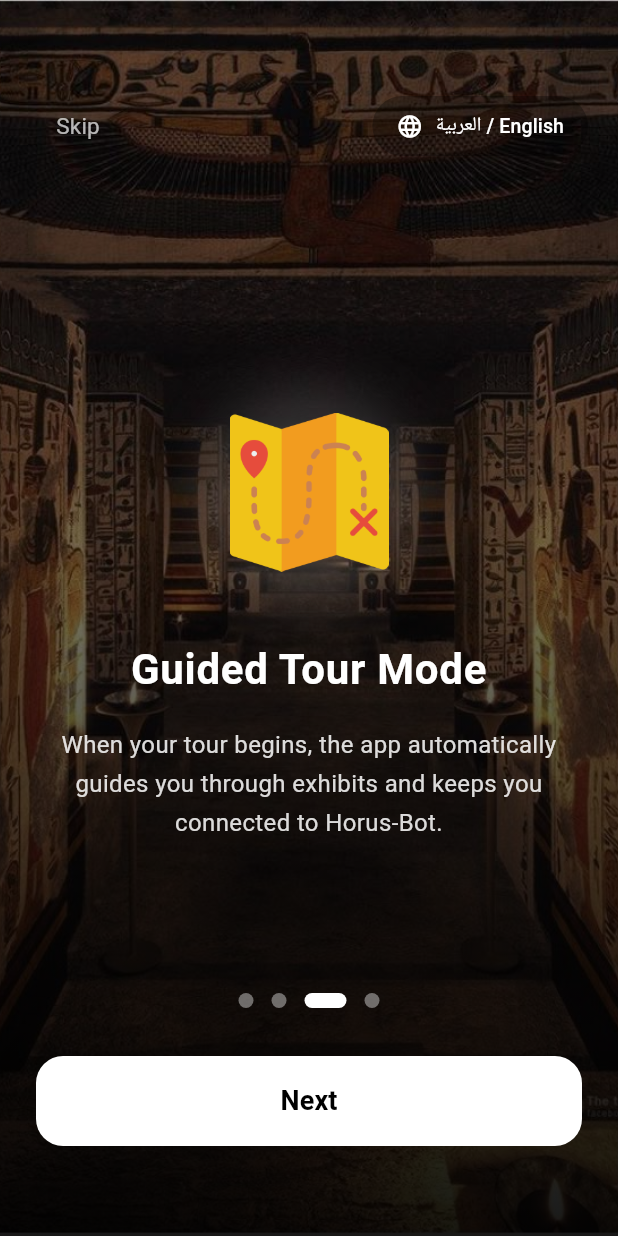
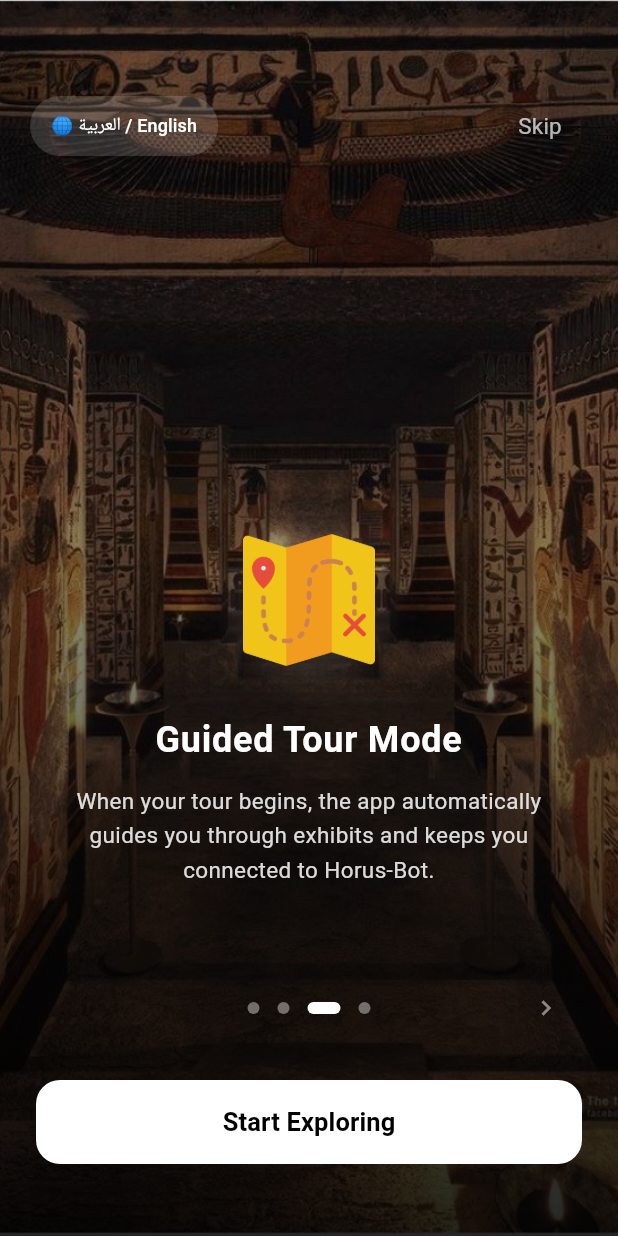
Before and after one commit to Farida-Waheed/museum_app, a Flutter app: the screen it shows after launch, swiped to page 3, on a phone screen of 412 x 824 dp. Run offline on Flutter 3.47's test engine with Material 3 defaults, Android fonts, the phone set to English and light mode, and no system bars; our stand-ins replace audioplayers, permission_handler, shared_preferences; missing offline and left inert: mobile_scanner; project files that could hold a hidden picture were left out.

Commit message:
refactor(onboarding): final product-level refinement for in-museum experience
- Refined visual proportions: reduced icon size to 88px, title font size to 24px, and description font size to 15px for an elegant, premium look.
- Reduced circular glow intensity and tightened vertical spacing between elements.
- Standardized primary CTA to "Start Exploring" on every slide to allow a non-blocking flow.
- Added a subtle secondary "Next" chevron affordance near the progress dots.
- Polished header controls: styled Skip as a subtle text action and Language toggle as a refined bilingual pill.
- Updated background gradient overlay for high contrast and elegance.
- Verified correct RTL/LTR placement for all UI elements.
- Confirmed technical quality: analyze and test suites pass, state persistence for onboarding completion is correctly handled.

Co-authored-by: Farida-Waheed <172945916+Farida-Waheed@users.noreply.github.com>

```diff
--- a/lib/screens/onboarding/onboarding_screen.dart
+++ b/lib/screens/onboarding/onboarding_screen.dart
@@ -83,9 +83,9 @@ class _OnboardingScreenState extends State<OnboardingScreen> {
                   begin: Alignment.topCenter,
                   end: Alignment.bottomCenter,
                   colors: [
-                    Colors.black.withOpacity(0.3),
-                    Colors.black.withOpacity(0.5),
-                    Colors.black.withOpacity(0.9),
+                    Colors.black.withOpacity(0.2),
+                    Colors.black.withOpacity(0.4),
+                    Colors.black.withOpacity(0.85),
                   ],
                   stops: const [0.0, 0.4, 1.0],
                 ),
@@ -108,53 +108,53 @@ class _OnboardingScreenState extends State<OnboardingScreen> {
                       child: Column(
                         mainAxisAlignment: MainAxisAlignment.end,
                         children: [
-                          // Icon with glow
+                          // Icon with subtle glow
                           Stack(
                             alignment: Alignment.center,
                             children: [
                               Container(
-                                width: 120,
-                                height: 120,
+                                width: 90,
+                                height: 90,
                                 decoration: BoxDecoration(
                                   shape: BoxShape.circle,
                                   boxShadow: [
                                     BoxShadow(
-                                      color: Colors.white.withOpacity(0.15),
-                                      blurRadius: 30,
-                                      spreadRadius: 10,
+                                      color: Colors.white.withOpacity(0.1),
+                                      blurRadius: 20,
+                                      spreadRadius: 5,
                                     ),
                                   ],
                                 ),
                               ),
                               Image.asset(
                                 pages[index]["iconPath"]!,
-                                width: 106,
-                                height: 106,
+                                width: 88,
+                                height: 88,
                               ),
                             ],
                           ),
-                          const SizedBox(height: 40),
+                          const SizedBox(height: 32),
                           Text(
                             pages[index]["title"]!,
                             textAlign: TextAlign.center,
                             style: const TextStyle(
                               color: Colors.white,
-                              fontSize: 28,
+                              fontSize: 24,
                               fontWeight: FontWeight.bold,
                               letterSpacing: 0.5,
                             ),
                           ),
-                          const SizedBox(height: 18),
+                          const SizedBox(height: 14),
                           Text(
                             pages[index]["desc"]!,
                             textAlign: TextAlign.center,
                             style: TextStyle(
                               color: Colors.white.withOpacity(0.85),
-                              fontSize: 16,
-                              height: 1.6,
+                              fontSize: 15,
+                              height: 1.5,
                             ),
                           ),
-                          const SizedBox(height: 100),
+                          const SizedBox(height: 60),
                         ],
                       ),
                     );
@@ -164,10 +164,15 @@ class _OnboardingScreenState extends State<OnboardingScreen> {
 
               // --- Dots + Primary button ---
               Padding(
-                padding: const EdgeInsets.fromLTRB(24, 0, 24, 60),
+                padding: const EdgeInsets.fromLTRB(24, 0, 24, 48),
                 child: Column(
                   children: [
-                    // Dots indicator
+                    // Dots indicator with optional Next affordance
+                    SizedBox(
+                      height: 40,
+                      child: Stack(
+                        alignment: Alignment.center,
+                        children: [
                           Row(
                             mainAxisAlignment: MainAxisAlignment.center,
                             children: List.generate(pages.length, (index) {
@@ -175,46 +180,54 @@ class _OnboardingScreenState extends State<OnboardingScreen> {
                               return AnimatedContainer(
                                 duration: const Duration(milliseconds: 300),
                                 margin: const EdgeInsets.symmetric(horizontal: 6),
-                          width: active ? 28 : 10,
-                          height: 10,
+                                width: active ? 22 : 8,
+                                height: 8,
                                 decoration: BoxDecoration(
                                   color: active ? Colors.white : Colors.white.withOpacity(0.4),
-                            borderRadius: BorderRadius.circular(5),
+                                  borderRadius: BorderRadius.circular(4),
                                 ),
                               );
                             }),
                           ),
-                    const SizedBox(height: 32),
+                          if (_currentPage < pages.length - 1)
+                            Positioned(
+                              right: isArabic ? null : 0,
+                              left: isArabic ? 0 : null,
+                              child: IconButton(
+                                onPressed: () => _pageController.nextPage(
+                                  duration: const Duration(milliseconds: 300),
+                                  curve: Curves.easeInOut,
+                                ),
+                                icon: Icon(
+                                  isArabic ? Icons.chevron_left : Icons.chevron_right,
+                                  color: Colors.white.withOpacity(0.5),
+                                  size: 20,
+                                ),
+                              ),
+                            ),
+                        ],
+                      ),
+                    ),
+                    const SizedBox(height: 28),
 
-                    // Navigation Button
+                    // Navigation Button - "Start Exploring" on every slide
                     SizedBox(
                       width: double.infinity,
-                      height: 60,
+                      height: 56,
                       child: ElevatedButton(
-                        onPressed: () {
-                          if (_currentPage < pages.length - 1) {
-                            _pageController.nextPage(
-                              duration: const Duration(milliseconds: 400),
-                              curve: Curves.easeInOut,
-                            );
-                          } else {
-                            _completeOnboarding(prefs);
-                          }
-                        },
+                        onPressed: () => _completeOnboarding(prefs),
                         style: ElevatedButton.styleFrom(
                           backgroundColor: Colors.white,
                           foregroundColor: Colors.black,
                           shape: RoundedRectangleBorder(
-                            borderRadius: BorderRadius.circular(18),
+                            borderRadius: BorderRadius.circular(16),
                           ),
                           elevation: 0,
                         ),
                         child: Text(
-                          _currentPage == pages.length - 1
-                              ? l10n.startExploring
-                              : l10n.next,
+                          l10n.startExploring,
                           style: const TextStyle(
-                            fontSize: 18,
+                            fontSize: 17,
                             fontWeight: FontWeight.bold,
                           ),
                         ),
@@ -226,11 +239,11 @@ class _OnboardingScreenState extends State<OnboardingScreen> {
             ],
           ),
 
-          // --- 4. Language switcher (top-left/right) ---
+          // --- 4. Language switcher (Top Start) ---
           Positioned(
             top: 60,
-            left: isArabic ? 20 : null,
-            right: isArabic ? null : 20,
+            left: isArabic ? null : 20,
+            right: isArabic ? 20 : null,
             child: SafeArea(
               child: TextButton(
                 onPressed: () {
@@ -238,32 +251,25 @@ class _OnboardingScreenState extends State<OnboardingScreen> {
                 },
                 style: TextButton.styleFrom(
                   foregroundColor: Colors.white,
-                  backgroundColor: Colors.black.withOpacity(0.3),
-                  padding: const EdgeInsets.symmetric(horizontal: 16, vertical: 8),
+                  backgroundColor: Colors.white.withOpacity(0.15),
+                  padding: const EdgeInsets.symmetric(horizontal: 14, vertical: 6),
                   shape: RoundedRectangleBorder(
                     borderRadius: BorderRadius.circular(20),
                   ),
                 ),
-                child: Row(
-                  mainAxisSize: MainAxisSize.min,
-                  children: [
-                    const Icon(Icons.language, size: 18),
-                    const SizedBox(width: 8),
-                    Text(
-                      "العربية / English",
-                      style: const TextStyle(fontSize: 13, fontWeight: FontWeight.w500),
-                    ),
-                  ],
+                child: const Text(
+                  "🌐 العربية / English",
+                  style: TextStyle(fontSize: 12, fontWeight: FontWeight.w500),
                 ),
               ),
             ),
           ),
 
-          // --- 5. Skip button (top-right/left) ---
+          // --- 5. Skip button (Top End) ---
           Positioned(
             top: 60,
-            left: isArabic ? null : 20,
-            right: isArabic ? 20 : null,
+            left: isArabic ? 20 : null,
+            right: isArabic ? null : 20,
             child: SafeArea(
               child: TextButton(
                 onPressed: () => _completeOnboarding(prefs),
```
Lines whose indentation alone changed are shown as unchanged.
